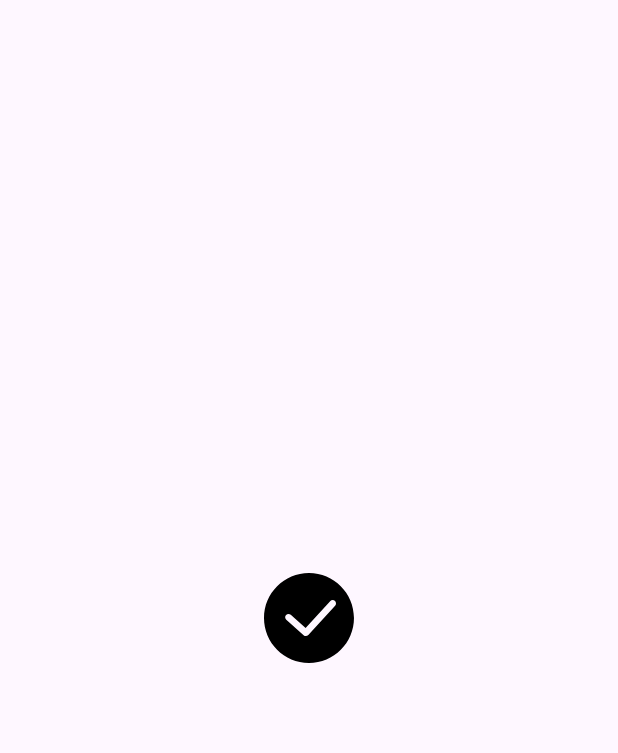
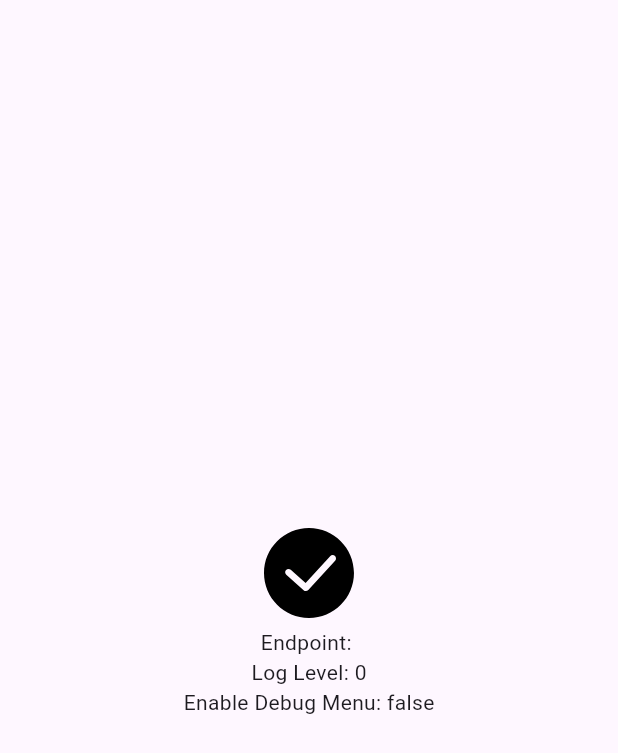
Before and after one commit to kabikira/my_app2, a Flutter app: the screen it shows after launch, on a phone screen of 412 x 824 dp. Shown: the top 753 px of the screen. Run offline on Flutter 3.47's test engine with Material 3 defaults, Android fonts, the phone set to English and light mode, and no system bars; our stand-ins replace flutter_svg, vector_graphics.

Commit message:
環境変数

```diff
--- /dev/null
+++ b/define/env.json
@@ -0,0 +1,5 @@
+{
+  "apiEndpoint": "https://example.com/api",
+  "logLevel": 1,
+  "enableDebugMenu": true
+}
--- a/lib/main.dart
+++ b/lib/main.dart
@@ -12,15 +12,26 @@ void main() {
 class HomeScreen extends StatelessWidget {
   const HomeScreen({super.key});
 
+
   @override
   Widget build(BuildContext context) {
+    const endpoint = String.fromEnvironment('apiEndpoint');
+    const logLevel = int.fromEnvironment('logLevel');
+    const enableDebugMenu = bool.fromEnvironment('enableDebugMenu');
     return Scaffold(
       body: Center(
-        child:
+        child: Column(
+          mainAxisAlignment: MainAxisAlignment.center,
+          children: [
           Assets.check.svg(
             width: 72,
             height: 72,
           ),
+            Text('Endpoint: $endpoint'),
+            Text('Log Level: $logLevel'),
+            Text('Enable Debug Menu: $enableDebugMenu'),
+          ],
+        ),
       ),
     );
   }
```
